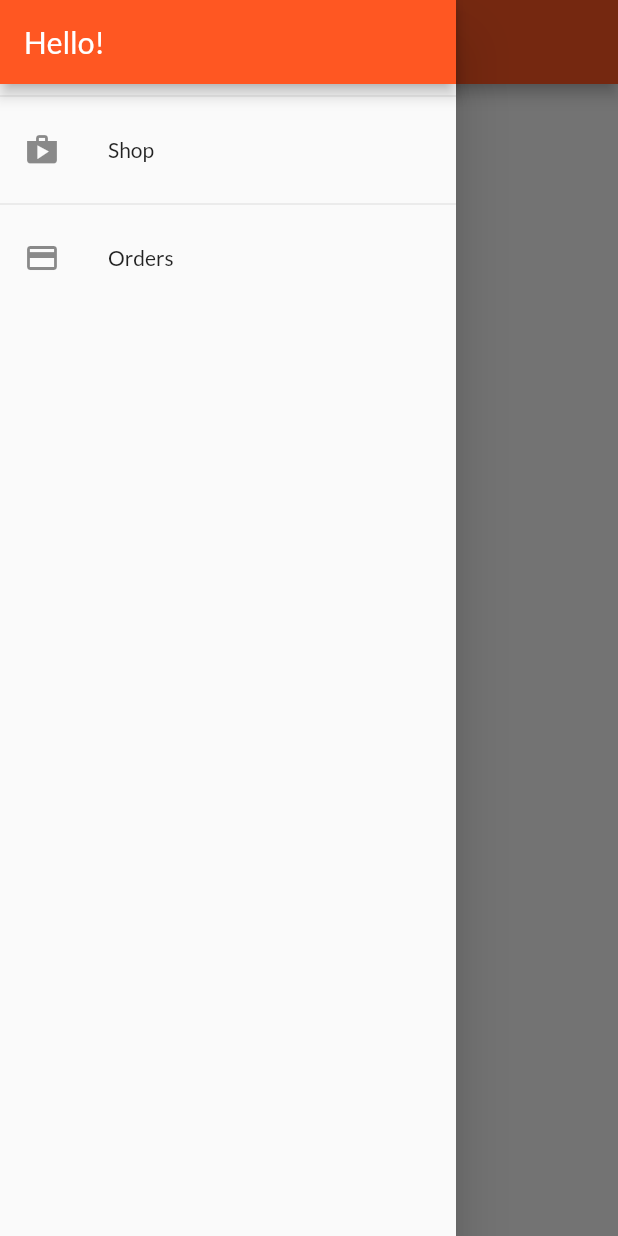
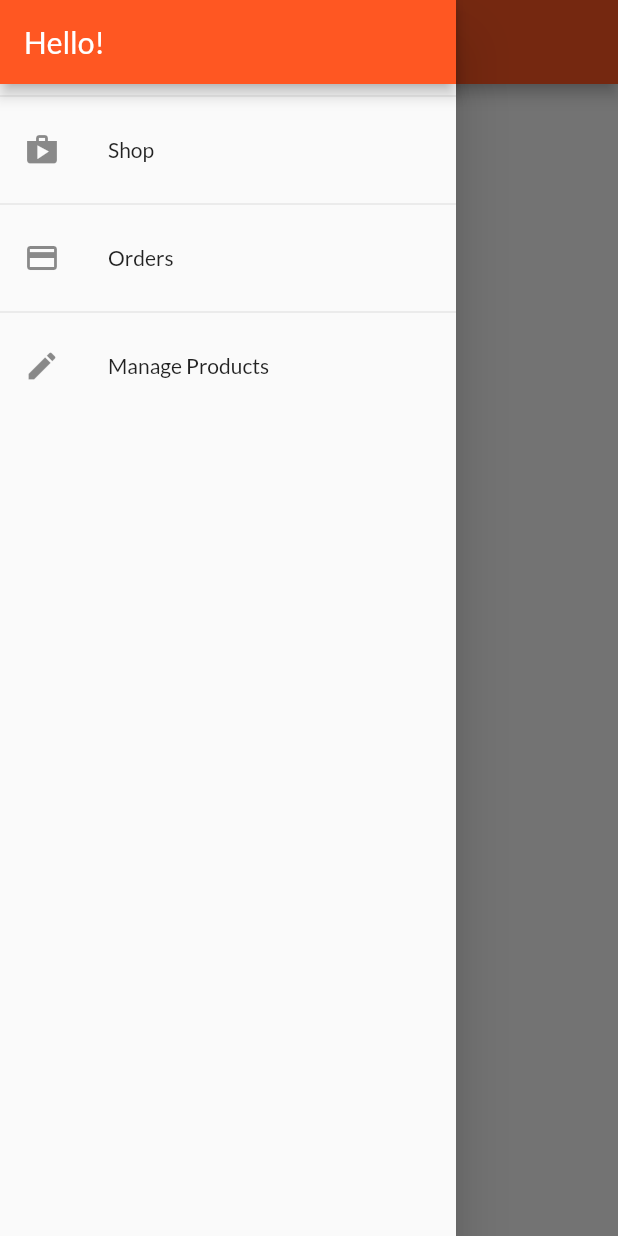
Before and after one commit to EduardoRenz/flutter-shop-app, a Flutter app: the OrdersScreen screen opened by its route, with the side drawer open, on a phone screen of 412 x 824 dp. Run offline on Flutter 3.47's test engine with Material 2 defaults, Android fonts, the phone set to English and light mode, and no system bars; network calls fail.

Commit message:
preparing product screen

```diff
--- a/lib/components/app_drawer.dart
+++ b/lib/components/app_drawer.dart
@@ -29,6 +29,14 @@ class AppDrawer extends StatelessWidget {
               Navigator.of(context).pushReplacementNamed(AppRoutes.ORDERS);
             },
           ),
+          const Divider(),
+          ListTile(
+            leading: const Icon(Icons.edit),
+            title: const Text('Manage Products'),
+            onTap: () {
+              Navigator.of(context).pushReplacementNamed(AppRoutes.PRODUCTS);
+            },
+          ),
         ],
       ),
     );
--- a/lib/main.dart
+++ b/lib/main.dart
@@ -9,6 +9,7 @@ import 'package:shop/screens/products_overview_screen.dart';
 import 'package:shop/utils/app_routes.dart';
 
 import 'screens/orders_screen.dart';
+import 'screens/products_screen.dart';
 
 void main() {
   runApp(const MyApp());
@@ -45,6 +46,7 @@ class MyApp extends StatelessWidget {
           AppRoutes.PRODUCT_DETAIL: (ctx) => const ProductDetailsScreen(),
           AppRoutes.CART: (ctx) => const CartScreen(),
           AppRoutes.ORDERS: (ctx) => const OrdersScreen(),
+          AppRoutes.PRODUCTS: (ctx) => const ProductsScreen(),
         },
       ),
     );
--- a/lib/models/product_list.dart
+++ b/lib/models/product_list.dart
@@ -12,6 +12,10 @@ class ProductList with ChangeNotifier {
     return [..._items];
   }
 
+  int get itemCount {
+    return _items.length;
+  }
+
   void addProduct(Product product) {
     _items.add(product);
     notifyListeners();
--- /dev/null
+++ b/lib/screens/products_screen.dart
@@ -0,0 +1,25 @@
+import 'package:flutter/material.dart';
+import 'package:provider/provider.dart';
+import 'package:shop/components/app_drawer.dart';
+import 'package:shop/models/product_list.dart';
+
+class ProductsScreen extends StatelessWidget {
+  const ProductsScreen({Key? key}) : super(key: key);
+
+  @override
+  Widget build(BuildContext context) {
+    final ProductList products = Provider.of<ProductList>(context);
+    return Scaffold(
+      appBar: AppBar(
+        title: const Text('Manage Products'),
+      ),
+      drawer: const AppDrawer(),
+      body: Padding(
+        padding: const EdgeInsets.all(8),
+        child: ListView.builder(
+            itemCount: products.itemCount,
+            itemBuilder: (ctx, i) => Text(products.items[i].name)),
+      ),
+    );
+  }
+}
--- a/lib/utils/app_routes.dart
+++ b/lib/utils/app_routes.dart
@@ -5,4 +5,5 @@ class AppRoutes {
   static const PRODUCT_DETAIL = '/product-detail';
   static const CART = '/cart';
   static const ORDERS = '/orders';
+  static const PRODUCTS = '/products';
 }
```
